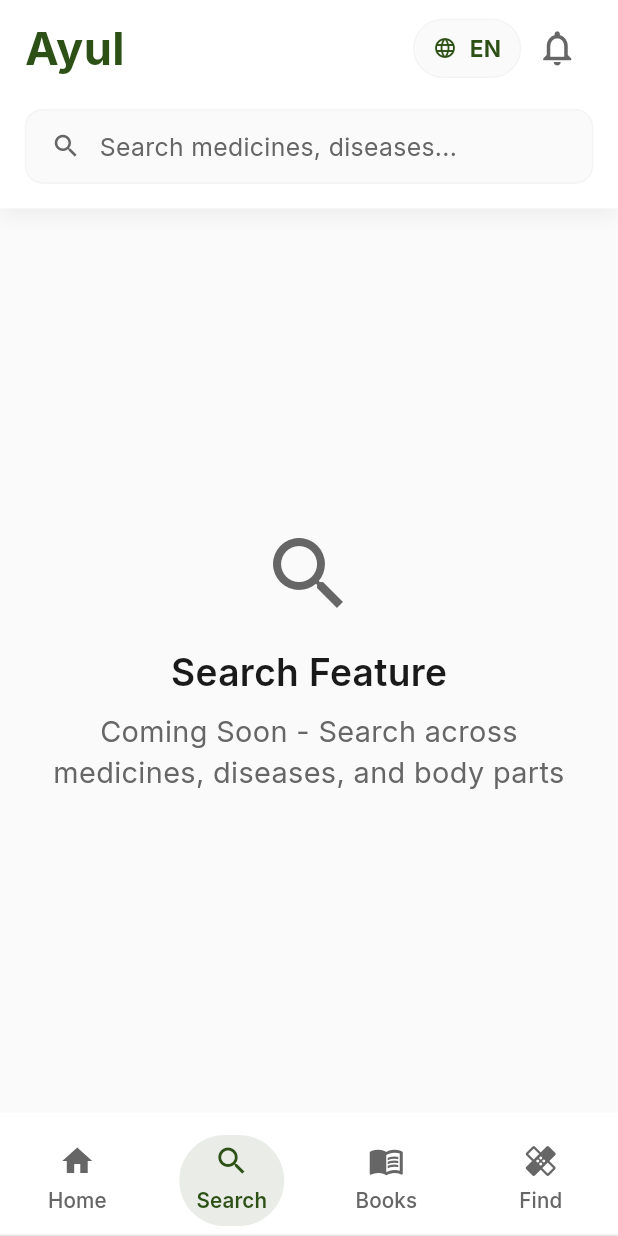
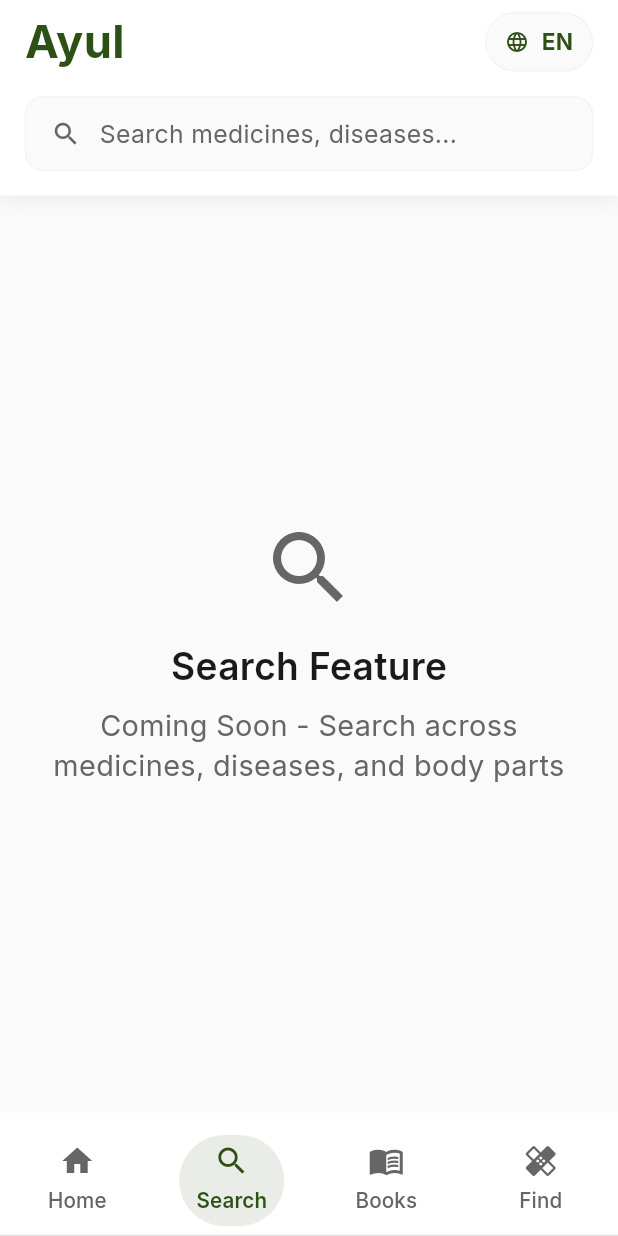
Before and after one commit to SanjaiPG/Ayul, a Flutter app: the screen it shows after launch, item 2 of the bottom bar chosen, on a phone screen of 412 x 824 dp. Run offline on Flutter 3.47's test engine with Material 3 defaults, Android fonts, the phone set to English and light mode, and no system bars; our stand-ins replace cached_network_image, connectivity_plus, flutter_svg, fluttertoast, google_fonts, sizer; network calls fail.

Commit message:
icon removal: app bar

```diff
--- a/app/lib/presentation/home_screen/home_screen.dart
+++ b/app/lib/presentation/home_screen/home_screen.dart
@@ -253,16 +253,6 @@ class _HomeScreenState extends State<HomeScreen> with TickerProviderStateMixin {
                         ],
                       ),
                     ),
-                  ),
-                  IconButton(
-                    icon: CustomIconWidget(
-                      iconName: 'notifications_none',
-                      color: AppTheme.lightTheme.colorScheme.onSurfaceVariant,
-                      size: 28,
-                    ),
-                    onPressed: () {
-                      // Handle notification tap
-                    },
                   ),
                 ],
               )
```
